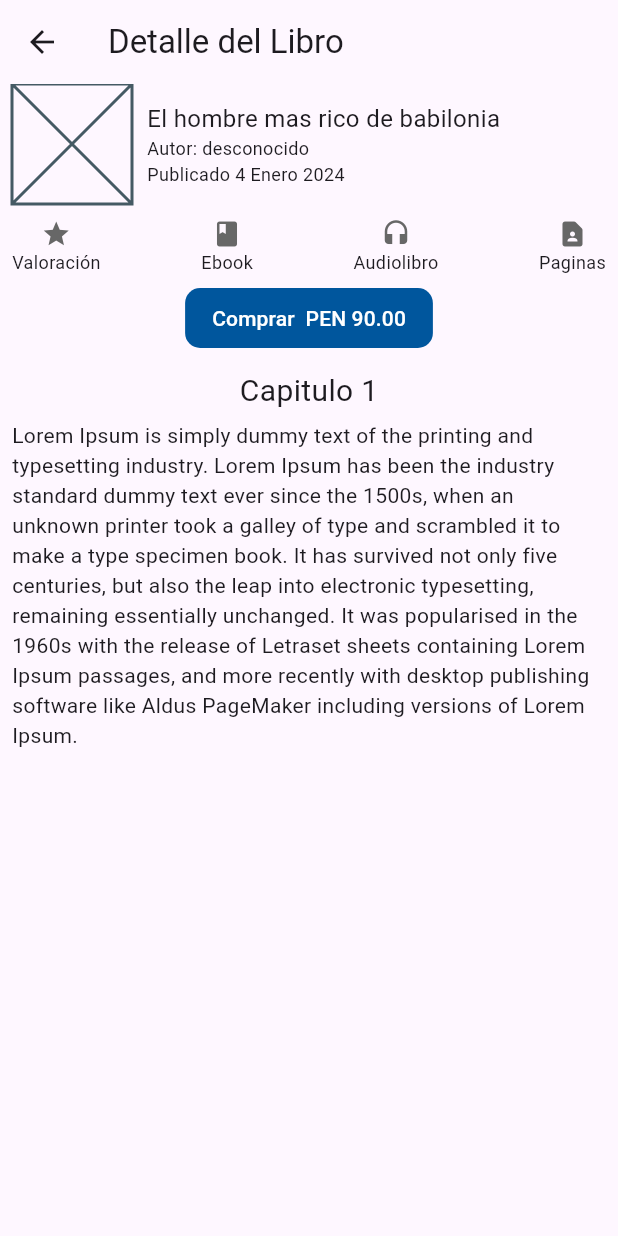
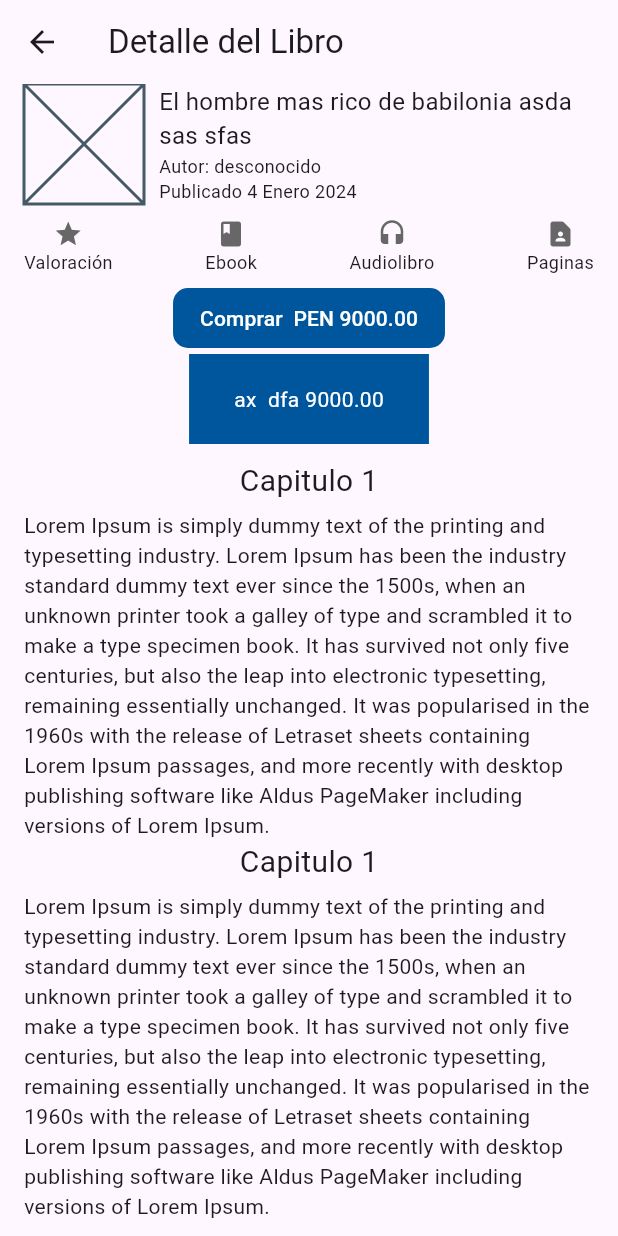
Before and after one commit to ladislaox/flutter_appbook, a Flutter app: the BookDetail screen opened directly, on a phone screen of 412 x 824 dp. Run offline on Flutter 3.47's test engine with Material 3 defaults, Android fonts, the phone set to English and light mode, and no system bars.

Commit message:
probando modificaciones para boton con efecto

```diff
--- a/lib/main.dart
+++ b/lib/main.dart
@@ -19,8 +19,8 @@ class MyApp extends StatelessWidget {
         useMaterial3: true,
       ),
       //home: const MyHomePage(title: 'Flutter Demo Home Page'),
-      home: const Booklist(),
-      //home: const BookDetail(),
+      // home: const Booklist(),
+      home: const BookDetail(),
     );
   }
 }
--- a/lib/page/bookdetail.dart
+++ b/lib/page/bookdetail.dart
@@ -6,11 +6,10 @@ class BookDetail extends StatelessWidget {
   @override
   Widget build(BuildContext context) {
     return Scaffold(
-      appBar: AppBar(
-        title: const Text('Detalle del Libro')
-      ),
-      body: Padding(
-        padding: const EdgeInsets.symmetric(horizontal: 8.0),
+      appBar: AppBar(title: const Text('Detalle del Libro')),
+      body: SingleChildScrollView(
+        child: Padding(
+          padding: const EdgeInsets.symmetric(horizontal: 16.0),
           child: Column(
             children: [
               _bookinfo(),
@@ -18,17 +17,36 @@ class BookDetail extends StatelessWidget {
               Row(
                 mainAxisAlignment: MainAxisAlignment.spaceBetween,
                 children: [
-                _bookicons(icono: Icon(Icons.star, size: 20.0, color: Color.fromARGB(255, 103, 103, 103)), title: 'Valoración'),
-                _bookicons(icono: Icon(Icons.book, size: 20.0, color: Color.fromARGB(255, 103, 103, 103)), title: 'Ebook'),
-                _bookicons(icono: Icon(Icons.headset, size: 20.0, color: Color.fromARGB(255, 103, 103, 103)), title: 'Audiolibro'),
-                _bookicons(icono: Icon(Icons.contact_page_rounded, size: 20.0, color: Color.fromARGB(255, 103, 103, 103)), title: 'Paginas'),
+                  _bookicons(
+                      icono: Icon(Icons.star,
+                          size: 20.0,
+                          color: Color.fromARGB(255, 103, 103, 103)),
+                      title: 'Valoración'),
+                  _bookicons(
+                      icono: Icon(Icons.book,
+                          size: 20.0,
+                          color: Color.fromARGB(255, 103, 103, 103)),
+                      title: 'Ebook'),
+                  _bookicons(
+                      icono: Icon(Icons.headset,
+                          size: 20.0,
+                          color: Color.fromARGB(255, 103, 103, 103)),
+                      title: 'Audiolibro'),
+                  _bookicons(
+                      icono: Icon(Icons.contact_page_rounded,
+                          size: 20.0,
+                          color: Color.fromARGB(255, 103, 103, 103)),
+                      title: 'Paginas'),
                 ],
               ),
               const SizedBox(height: 5),
               _bookbuy(),
+              _bookbuyv2(),
               const SizedBox(height: 10),
               _bookcontent(),
+              _bookcontent(),
             ],
+          ),
         ),
       ),
     );
@@ -39,17 +57,15 @@ class BookDetail extends StatelessWidget {
       children: [
         _coverimage(),
         const SizedBox(width: 10.0),
-        _info()
+        Expanded(
+          child: _info(),
+        )
       ],
     );
   }
 
   Widget _coverimage() {
-    return Container(
-      width: 80.0,
-      height: 80.0,
-      child: const Placeholder()
-    );
+    return Container(width: 80.0, height: 80.0, child: const Placeholder());
   }
 
   Widget _info() {
@@ -57,15 +73,16 @@ class BookDetail extends StatelessWidget {
       child: const Column(
         crossAxisAlignment: CrossAxisAlignment.start,
         children: [
-          Text('El hombre mas rico de babilonia',style: TextStyle(fontSize: 16.0)),
-          Text('Autor: desconocido',style: TextStyle(fontSize: 12.0)),
-          Text('Publicado 4 Enero 2024',style: TextStyle(fontSize: 12.0)),
+          Text('El hombre mas rico de babilonia asda sas sfas',
+              style: TextStyle(fontSize: 16.0)),
+          Text('Autor: desconocido', style: TextStyle(fontSize: 12.0)),
+          Text('Publicado 4 Enero 2024', style: TextStyle(fontSize: 12.0)),
         ],
       ),
     );
   }
 
-  Widget _bookicons({required Icon icono, String title=''}){
+  Widget _bookicons({required Icon icono, String title = ''}) {
     return Container(
       child: Row(
         children: [
@@ -81,7 +98,6 @@ class BookDetail extends StatelessWidget {
     );
   }
 
-
   Widget _bookcontent() {
     return Container(
       child: const Column(
@@ -91,20 +107,22 @@ class BookDetail extends StatelessWidget {
             style: TextStyle(fontSize: 20),
           ),
           SizedBox(height: 5),
-          Text('Lorem Ipsum is simply dummy text of the printing and typesetting industry. Lorem Ipsum has been the industry standard dummy text ever since the 1500s, when an unknown printer took a galley of type and scrambled it to make a type specimen book. It has survived not only five centuries, but also the leap into electronic typesetting, remaining essentially unchanged. It was popularised in the 1960s with the release of Letraset sheets containing Lorem Ipsum passages, and more recently with desktop publishing software like Aldus PageMaker including versions of Lorem Ipsum.'),
+          Text(
+              'Lorem Ipsum is simply dummy text of the printing and typesetting industry. Lorem Ipsum has been the industry standard dummy text ever since the 1500s, when an unknown printer took a galley of type and scrambled it to make a type specimen book. It has survived not only five centuries, but also the leap into electronic typesetting, remaining essentially unchanged. It was popularised in the 1960s with the release of Letraset sheets containing Lorem Ipsum passages, and more recently with desktop publishing software like Aldus PageMaker including versions of Lorem Ipsum.'),
         ],
       ),
     );
   }
 
-  Widget _bookbuy(){
-    return Container(
+  Widget _bookbuy() {
+    return InkWell(
         child: TextButton(
       onPressed: () {
         print('comprando');
       },
       style: TextButton.styleFrom(
-            backgroundColor: const Color.fromARGB(255, 0, 86, 157), // Color de fondo del botón
+        backgroundColor:
+            const Color.fromARGB(255, 0, 86, 157), // Color de fondo del botón
         shape: RoundedRectangleBorder(
           borderRadius: BorderRadius.circular(10.0), // Bordes redondeados
         ),
@@ -112,12 +130,38 @@ class BookDetail extends StatelessWidget {
       child: const Padding(
         padding: EdgeInsets.symmetric(horizontal: 6.0, vertical: 0),
         child: Text(
-              'Comprar  PEN 90.00',
+          'Comprar  PEN 9000.00',
           style: TextStyle(fontSize: 14.0, color: Colors.white),
         ),
       ),
-        )
+    ));
+  }
+
+  Widget _bookbuyv2() {
+    return AnimatedContainer(
+      // height: 100,
+      // width: 100,
+      duration: const Duration(seconds: 2),
+      curve: Curves.easeIn,
+      child: Material(
+        color: Color.fromARGB(255, 0, 86, 157),
+        child: InkWell(
+          borderRadius: BorderRadius.circular(25),
+          child: Container(
+            padding: EdgeInsets.all(10.0),
+            child: Padding(
+              padding: EdgeInsets.symmetric(horizontal: 20.0, vertical: 10.0),
+              child: Text(
+                'ax  dfa 9000.00',
+                style: TextStyle(fontSize: 14.0, color: Colors.white),
+              ),
+            ),
+          ),
+          onTap: () {
+            print("Holaaa");
+          },
+        ),
+      ),
     );
   }
-
 }
```
Lines whose indentation alone changed are shown as unchanged.
